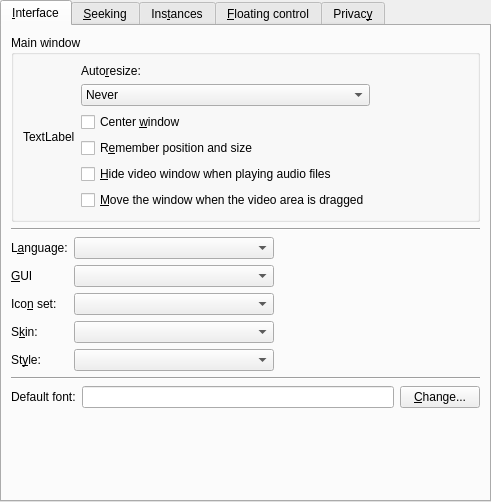
smplayer-dev/smplayer, file src/prefinterface.ui: the form before one commit.
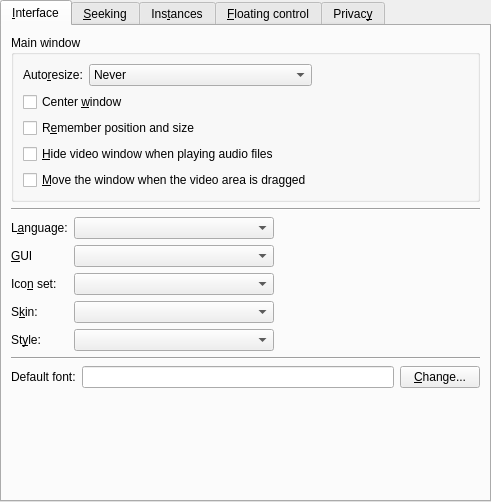
The form after the commit. Custom widgets are drawn as their Qt base class.

Commit message: Change the layout of the 'main window' options

Diff of the .ui file:
```diff
--- a/src/prefinterface.ui
+++ b/src/prefinterface.ui
@@ -32,28 +32,11 @@
          <property name="title">
           <string>Main window</string>
          </property>
-         <layout class="QHBoxLayout">
-          <property name="spacing">
-           <number>6</number>
-          </property>
-          <property name="margin">
-           <number>9</number>
-          </property>
+         <layout class="QHBoxLayout" name="horizontalLayout_4">
           <item>
-           <widget class="QLabel" name="resize_window_icon">
-            <property name="text">
-             <string>TextLabel</string>
-            </property>
-           </widget>
-          </item>
+           <layout class="QVBoxLayout" name="verticalLayout_7">
           <item>
-           <layout class="QVBoxLayout">
-            <property name="spacing">
-             <number>6</number>
-            </property>
-            <property name="margin">
-             <number>0</number>
-            </property>
+             <layout class="QHBoxLayout" name="horizontalLayout_3">
             <item>
              <widget class="QLabel" name="label">
               <property name="text">
@@ -67,7 +50,7 @@
             <item>
              <widget class="QComboBox" name="mainwindow_resize_combo">
               <property name="sizePolicy">
-               <sizepolicy hsizetype="Preferred" vsizetype="Fixed">
+                 <sizepolicy hsizetype="Expanding" vsizetype="Fixed">
                 <horstretch>0</horstretch>
                 <verstretch>0</verstretch>
                </sizepolicy>
@@ -88,6 +71,8 @@
                </property>
               </item>
              </widget>
+              </item>
+             </layout>
             </item>
             <item>
              <widget class="QCheckBox" name="center_window_check">
```
Lines whose indentation alone changed are shown as unchanged. The commit also changes 1 other file.
